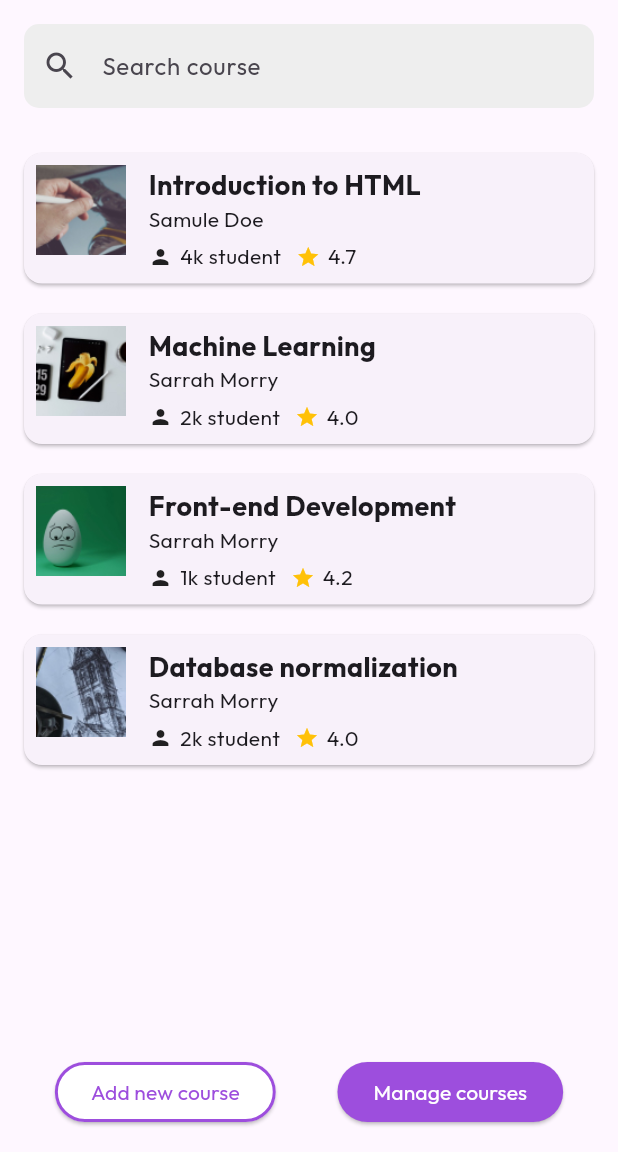
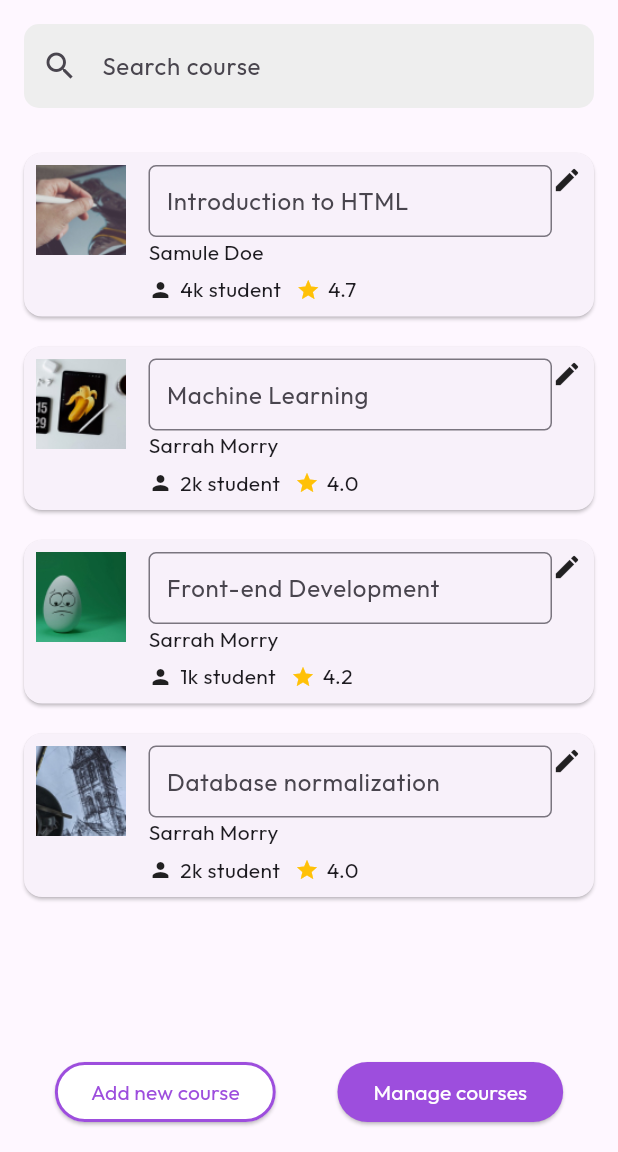
Before and after one commit to uwituzeb/SheTech-frontend, a Flutter app: the CourseListPage screen opened by its route, after a tap on "Manage courses", on a phone screen of 412 x 824 dp, the part 84-1236 px from its top. Run offline on Flutter 3.47's test engine with Material 3 defaults, Android fonts, the phone set to English and light mode, and no system bars.

```diff
--- a/shetech_app/lib/instructor/course_list_page.dart
+++ b/shetech_app/lib/instructor/course_list_page.dart
@@ -5,8 +5,15 @@ import 'ml_page.dart';
 import 'html_page.dart';
 import 'popups.dart';
 
-class CourseListPage extends StatelessWidget {
+class CourseListPage extends StatefulWidget {
   const CourseListPage({super.key});
+
+  @override
+  CourseListPageState createState() => CourseListPageState();
+}
+
+class CourseListPageState extends State<CourseListPage> {
+  bool isEditing = false; // State for managing edit mode
 
   @override
   Widget build(BuildContext context) {
@@ -51,12 +58,13 @@ class CourseListPage extends StatelessWidget {
                         MaterialPageRoute(builder: (context) => const HtmlPage()),
                       );
                     },
-                    child: const CourseItem(
+                    child: CourseItem(
                       imageUrl: 'images/html.jpg',
                       title: 'Introduction to HTML',
                       instructor: 'Samule Doe',
                       students: '4k student',
                       rating: 4.7,
+                      isEditing: isEditing,
                     ),
                   ),
                   // Course 2
@@ -68,12 +76,13 @@ class CourseListPage extends StatelessWidget {
                         MaterialPageRoute(builder: (context) => const MlPage()),
                       );
                     },
-                    child: const CourseItem(
+                    child: CourseItem(
                       imageUrl: 'images/ml.jpg',
                       title: 'Machine Learning',
                       instructor: 'Sarrah Morry',
                       students: '2k student',
                       rating: 4.0,
+                      isEditing: isEditing,
                     ),
                   ),
                   // Course 3
@@ -85,12 +94,13 @@ class CourseListPage extends StatelessWidget {
                         MaterialPageRoute(builder: (context) => const FrontEndPage()),
                       );
                     },
-                    child: const CourseItem(
+                    child: CourseItem(
                       imageUrl: 'images/front-end.jpg',
                       title: 'Front-end Development',
                       instructor: 'Sarrah Morry',
                       students: '1k student',
                       rating: 4.2,
+                      isEditing: isEditing,
                     ),
                   ),
                   // Course 4
@@ -102,12 +112,13 @@ class CourseListPage extends StatelessWidget {
                         MaterialPageRoute(builder: (context) => const DbPage()),
                       );
                     },
-                    child: const CourseItem(
+                    child: CourseItem(
                       imageUrl: 'images/database.jpg',
                       title: 'Database normalization',
                       instructor: 'Sarrah Morry',
                       students: '2k student',
                       rating: 4.0,
+                      isEditing: isEditing,
                     ),
                   ),
                 ],
@@ -137,7 +148,11 @@ class CourseListPage extends StatelessWidget {
                   child: const Text('Add new course'),
                 ),
                 ElevatedButton(
-                  onPressed: () {},
+                  onPressed: () {
+                    setState(() {
+                      isEditing = !isEditing; // Toggle editing mode
+                    });
+                  },
                   style: ElevatedButton.styleFrom(
                     backgroundColor: const Color.fromARGB(255, 157, 78, 221),
                     foregroundColor: Colors.white,
@@ -160,6 +175,7 @@ class CourseItem extends StatelessWidget {
   final String instructor;
   final String students;
   final double rating;
+  final bool isEditing; // State for managing edit mode
 
   const CourseItem({super.key,
     required this.imageUrl,
@@ -167,6 +183,7 @@ class CourseItem extends StatelessWidget {
     required this.instructor,
     required this.students,
     required this.rating,
+    required this.isEditing,
   });
 
   @override
@@ -191,7 +208,18 @@ class CourseItem extends StatelessWidget {
               child: Column(
                 crossAxisAlignment: CrossAxisAlignment.start,
                 children: [
-                  Text(
+                  isEditing
+                    ? TextField(
+                        decoration: InputDecoration(
+                          hintText: title,
+                          contentPadding: const EdgeInsets.all(8.0),
+                          border: OutlineInputBorder(
+                            borderRadius: BorderRadius.circular(5.0),
+                            borderSide: const BorderSide(color: Colors.purple),
+                          ),
+                        ),
+                      )
+                  : Text(
                     title,
                     style: const TextStyle(
                       fontWeight: FontWeight.bold,
@@ -214,6 +242,8 @@ class CourseItem extends StatelessWidget {
                 ],
               ),
             ),
+
+            if (isEditing) const Icon(Icons.edit, size: 20),
           ],
         ),
       ),
```
